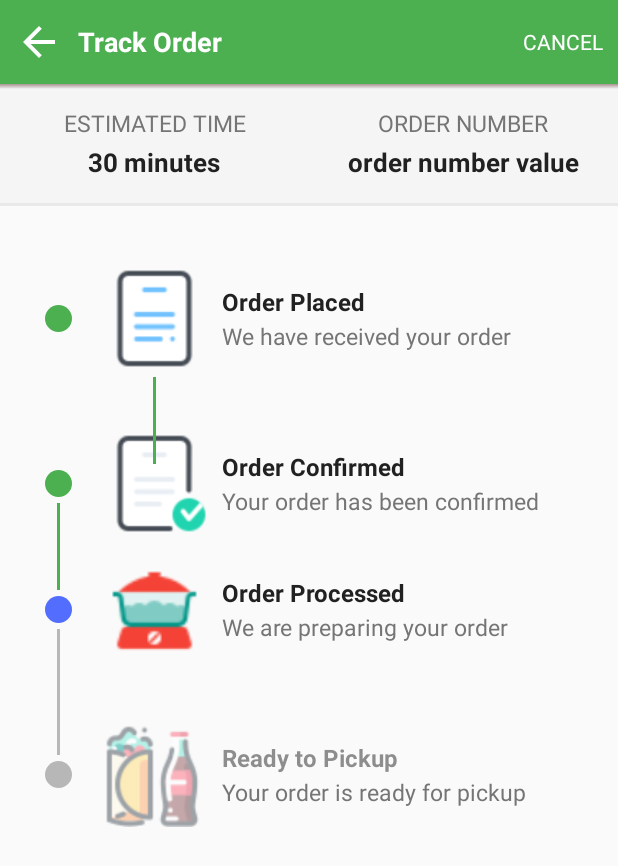
After one commit to cavaliers25/FoodApp-Grocery-System, an Android app: the layout order_status.xml on its own in the app's theme, with its tools: preview values and no code run, on a phone screen of 412 x 824 dp. The commit adds this screen. Shown: the top 866 px of the screen. Run offline under Robolectric (Android 15) with nearby library versions, the phone set to English and light mode, and no system bars.

Commit message:
Feedback layout

```diff
--- /dev/null
+++ b/app/src/main/res/drawable/drop_shadow.xml
@@ -0,0 +1,9 @@
+<?xml version="1.0" encoding="utf-8"?>
+<shape xmlns:android="http://schemas.android.com/apk/res/android"
+    android:shape="rectangle">
+
+    <gradient android:startColor="@android:color/transparent"
+        android:endColor="@color/colorSemiDark"
+        android:angle="90"/>
+
+</shape>
--- /dev/null
+++ b/app/src/main/res/drawable/ic_back.xml
@@ -0,0 +1,10 @@
+<vector xmlns:android="http://schemas.android.com/apk/res/android"
+    android:width="24dp"
+    android:height="24dp"
+    android:viewportWidth="24"
+    android:viewportHeight="24"
+    android:tint="?attr/colorControlNormal">
+  <path
+      android:fillColor="@android:color/white"
+      android:pathData="M20,11H7.83l5.59,-5.59L12,4l-8,8 8,8 1.41,-1.41L7.83,13H20v-2z"/>
+</vector>
--- /dev/null
+++ b/app/src/main/res/drawable/shape_status_completed.xml
@@ -0,0 +1,7 @@
+<?xml version="1.0" encoding="utf-8"?>
+<shape xmlns:android="http://schemas.android.com/apk/res/android"
+    android:shape="oval">
+
+    <solid android:color="@color/colorPrimary"/>
+
+</shape>
--- /dev/null
+++ b/app/src/main/res/drawable/shape_status_current.xml
@@ -0,0 +1,7 @@
+<?xml version="1.0" encoding="utf-8"?>
+<shape xmlns:android="http://schemas.android.com/apk/res/android"
+    android:shape="oval">
+
+    <solid android:color="@color/colorAccent"/>
+
+</shape>
--- /dev/null
+++ b/app/src/main/res/drawable/shape_status_remaining.xml
@@ -0,0 +1,7 @@
+<?xml version="1.0" encoding="utf-8"?>
+<shape xmlns:android="http://schemas.android.com/apk/res/android"
+    android:shape="oval">
+
+    <solid android:color="@color/colorRemaining"/>
+
+</shape>
--- /dev/null
+++ b/app/src/main/res/layout/order_status.xml
@@ -0,0 +1,378 @@
+<?xml version="1.0" encoding="utf-8"?>
+<androidx.constraintlayout.widget.ConstraintLayout xmlns:android="http://schemas.android.com/apk/res/android"
+    android:layout_width="match_parent"
+    android:layout_height="match_parent"
+    xmlns:app="http://schemas.android.com/apk/res-auto">
+
+    <LinearLayout
+        android:layout_width="match_parent"
+        android:layout_height="?actionBarSize"
+        android:orientation="horizontal"
+        android:background="@color/colorPrimary"
+        android:id="@+id/layoutToolbar"
+        android:gravity="center_vertical"
+        android:paddingStart="10dp"
+        android:paddingEnd="10dp"
+        app:layout_constraintTop_toTopOf="parent">
+
+        <ImageView
+            android:layout_width="32dp"
+            android:layout_height="32dp"
+            android:contentDescription="@string/app_name"
+            android:src="@drawable/ic_back"
+            app:tint="@color/colorWhite"/>
+
+        <TextView
+            android:layout_width="0dp"
+            android:layout_height="wrap_content"
+            android:layout_marginStart="10dp"
+            android:layout_marginEnd="10dp"
+            android:layout_weight="1"
+            android:text="@string/track_order"
+            android:textColor="@color/colorWhite"
+            android:textSize="18sp"
+            android:textStyle="bold"/>
+
+        <TextView
+            android:layout_width="wrap_content"
+            android:layout_height="wrap_content"
+            android:text="@string/cancel"
+            android:textColor="@color/colorWhite"
+            android:textSize="14sp"/>
+
+    </LinearLayout>
+    <View
+        android:layout_width="match_parent"
+        android:layout_height="3dp"
+        android:background="@drawable/drop_shadow"
+        app:layout_constraintTop_toBottomOf="@+id/layoutToolbar"/>
+
+    <View
+        android:layout_width="match_parent"
+        android:layout_height="0dp"
+        android:background="#99F2F2F2"
+        app:layout_constraintTop_toBottomOf="@id/layoutToolbar"
+        app:layout_constraintBottom_toTopOf="@id/viewDivider"/>
+
+    <TextView
+        android:layout_width="0dp"
+        android:layout_height="wrap_content"
+        android:id="@+id/textEstimatedTime"
+        android:layout_marginStart="15dp"
+        android:layout_marginTop="15dp"
+        android:layout_marginEnd="15dp"
+        android:gravity="center"
+        android:text="@string/estimated_time"
+        android:textAllCaps="true"
+        android:textColor="@color/colorTextSecondary"
+        android:textSize="15sp"
+        app:layout_constraintEnd_toStartOf="@id/textOrderNumber"
+        app:layout_constraintTop_toBottomOf="@id/layoutToolbar"
+        app:layout_constraintStart_toStartOf="parent"
+        />
+
+    <TextView
+        android:layout_width="0dp"
+        android:layout_height="wrap_content"
+        android:id="@+id/textOrderNumber"
+        android:layout_marginStart="15dp"
+        android:layout_marginTop="15dp"
+        android:layout_marginEnd="15dp"
+        android:gravity="center"
+        android:text="@string/order_number"
+        android:textAllCaps="true"
+        android:textColor="@color/colorTextSecondary"
+        android:textSize="15sp"
+        app:layout_constraintEnd_toEndOf="parent"
+        app:layout_constraintStart_toEndOf="@id/textEstimatedTime"
+        app:layout_constraintTop_toBottomOf="@id/layoutToolbar"/>
+
+    <TextView
+        android:layout_width="0dp"
+        android:layout_height="wrap_content"
+        android:id="@+id/textTime"
+        android:layout_marginTop="3dp"
+        android:gravity="center"
+        android:text="@string/_30_minutes"
+        android:textColor="@color/colorTextPrimary"
+        android:textSize="17sp"
+        android:textStyle="bold"
+        app:layout_constraintEnd_toEndOf="@id/textEstimatedTime"
+        app:layout_constraintStart_toStartOf="@id/textEstimatedTime"
+        app:layout_constraintTop_toBottomOf="@id/textEstimatedTime"/>
+
+    <TextView
+        android:layout_width="0dp"
+        android:layout_height="wrap_content"
+        android:id="@+id/textOrder"
+        android:layout_marginTop="3dp"
+        android:gravity="center"
+        android:text="@string/order_number_value"
+        android:textColor="@color/colorTextPrimary"
+        android:textSize="17sp"
+        android:textStyle="bold"
+        app:layout_constraintEnd_toEndOf="@id/textOrderNumber"
+        app:layout_constraintStart_toStartOf="@id/textOrderNumber"
+        app:layout_constraintTop_toBottomOf="@id/textOrderNumber"/>
+
+    <View
+        android:layout_width="match_parent"
+        android:layout_height="2dp"
+        android:id="@+id/viewDivider"
+        android:layout_marginTop="15dp"
+        android:background="#E9E9E9"
+        app:layout_constraintTop_toBottomOf="@id/textTime"/>
+
+    <View
+        android:layout_width="18dp"
+        android:layout_height="18dp"
+        android:id="@+id/viewOrderPlaced"
+        android:layout_marginStart="30dp"
+        android:background="@drawable/shape_status_completed"
+        app:layout_constraintBottom_toBottomOf="@id/imageOrderPlaced"
+        app:layout_constraintStart_toStartOf="parent"
+        app:layout_constraintTop_toTopOf="@id/imageOrderPlaced"/>
+
+    <ImageView
+        android:layout_width="70dp"
+        android:layout_height="70dp"
+        android:id="@+id/imageOrderPlaced"
+        android:layout_marginStart="20dp"
+        android:layout_marginTop="40dp"
+        android:contentDescription="@string/app_name"
+        android:src="@drawable/placed"
+        app:layout_constraintStart_toEndOf="@id/viewOrderPlaced"
+        app:layout_constraintTop_toBottomOf="@id/viewDivider"/>
+
+    <View
+        android:layout_width="1dp"
+        android:layout_height="1dp"
+        android:id="@+id/viewPlacedSupporter"
+        app:layout_constraintBottom_toBottomOf="@id/imageOrderPlaced"
+        app:layout_constraintEnd_toEndOf="@id/imageOrderPlaced"
+        app:layout_constraintTop_toTopOf="@id/imageOrderPlaced"
+        app:layout_constraintStart_toStartOf="@id/imageOrderPlaced"/>
+
+    <TextView
+        android:layout_width="0dp"
+        android:layout_height="wrap_content"
+        android:id="@+id/textOrderPlaced"
+        android:layout_marginStart="10dp"
+        android:layout_marginEnd="10dp"
+        android:text="@string/order_placed"
+        android:textColor="@color/colorTextPrimary"
+        android:textSize="16sp"
+        android:textStyle="bold"
+        app:layout_constraintEnd_toEndOf="parent"
+        app:layout_constraintBottom_toTopOf="@id/viewPlacedSupporter"
+        app:layout_constraintStart_toEndOf="@id/imageOrderPlaced"/>
+
+    <TextView
+        android:layout_width="0dp"
+        android:layout_height="wrap_content"
+        android:text="@string/we_have_received_your_order"
+        android:textColor="@color/colorTextSecondary"
+        android:textSize="15sp"
+        app:layout_constraintEnd_toEndOf="@id/textOrderPlaced"
+        app:layout_constraintStart_toStartOf="@id/textOrderPlaced"
+        app:layout_constraintTop_toBottomOf="@id/viewPlacedSupporter"/>
+
+    <View
+        android:layout_width="18dp"
+        android:layout_height="18dp"
+        android:id="@+id/viewOrderConfirmed"
+        android:layout_marginStart="30dp"
+        android:background="@drawable/shape_status_completed"
+        app:layout_constraintBottom_toBottomOf="@id/imageOrderConfirmed"
+        app:layout_constraintStart_toStartOf="parent"
+        app:layout_constraintTop_toTopOf="@id/imageOrderConfirmed"/>
+
+    <ImageView
+        android:layout_width="70dp"
+        android:layout_height="70dp"
+        android:id="@+id/imageOrderConfirmed"
+        android:layout_marginStart="20dp"
+        android:layout_marginTop="40dp"
+        android:contentDescription="@string/app_name"
+        android:src="@drawable/confirmed"
+        app:layout_constraintStart_toEndOf="@id/viewOrderConfirmed"
+        app:layout_constraintTop_toBottomOf="@id/imageOrderPlaced"/>
+
+    <View
+        android:layout_width="1dp"
+        android:layout_height="1dp"
+        android:id="@+id/viewConfirmedSupporter"
+        app:layout_constraintBottom_toBottomOf="@id/imageOrderConfirmed"
+        app:layout_constraintEnd_toEndOf="@id/imageOrderConfirmed"
+        app:layout_constraintTop_toTopOf="@id/imageOrderConfirmed"
+        app:layout_constraintStart_toStartOf="@id/imageOrderConfirmed"/>
+
+    <TextView
+        android:layout_width="0dp"
+        android:layout_height="wrap_content"
+        android:id="@+id/textOrderConfirmed"
+        android:layout_marginStart="10dp"
+        android:layout_marginEnd="10dp"
+        android:text="@string/order_confirmed"
+        android:textColor="@color/colorTextPrimary"
+        android:textSize="16sp"
+        android:textStyle="bold"
+        app:layout_constraintEnd_toEndOf="parent"
+        app:layout_constraintBottom_toTopOf="@id/viewConfirmedSupporter"
+        app:layout_constraintStart_toEndOf="@id/imageOrderConfirmed"/>
+
+    <TextView
+        android:layout_width="0dp"
+        android:layout_height="wrap_content"
+        android:text="@string/your_order_has_been_confirmed"
+        android:textColor="@color/colorTextSecondary"
+        android:textSize="15sp"
+        app:layout_constraintEnd_toEndOf="@id/textOrderConfirmed"
+        app:layout_constraintStart_toStartOf="@id/textOrderConfirmed"
+        app:layout_constraintTop_toBottomOf="@id/viewConfirmedSupporter"/>
+
+    <View
+        android:layout_width="2dp"
+        android:layout_height="0dp"
+        android:layout_marginTop="4dp"
+        android:layout_marginBottom="4dp"
+        android:background="@color/colorPrimary"
+        app:layout_constraintBottom_toTopOf="@id/viewOrderConfirmed"
+        app:layout_constraintEnd_toEndOf="@id/imageOrderPlaced"
+        app:layout_constraintStart_toStartOf="@id/imageOrderPlaced"
+        app:layout_constraintTop_toBottomOf="@id/imageOrderPlaced"/>
+
+    <View
+        android:layout_width="18dp"
+        android:layout_height="18dp"
+        android:id="@+id/viewOrderProcessed"
+        android:layout_marginStart="30dp"
+        android:background="@drawable/shape_status_current"
+        app:layout_constraintBottom_toBottomOf="@id/imageOrderProcessed"
+        app:layout_constraintStart_toStartOf="parent"
+        app:layout_constraintTop_toTopOf="@id/imageOrderProcessed"/>
+
+    <ImageView
+        android:layout_width="70dp"
+        android:layout_height="70dp"
+        android:id="@+id/imageOrderProcessed"
+        android:layout_marginStart="20dp"
+        android:layout_marginTop="40dp"
+        android:contentDescription="@string/app_name"
+        android:src="@drawable/processed"
+        app:layout_constraintStart_toEndOf="@id/viewOrderProcessed"
+        app:layout_constraintTop_toBottomOf="@id/viewOrderConfirmed"/>
+
+    <View
+        android:layout_width="1dp"
+        android:layout_height="1dp"
+        android:id="@+id/viewProcessedSupporter"
+        app:layout_constraintBottom_toBottomOf="@id/imageOrderProcessed"
+        app:layout_constraintEnd_toEndOf="@id/imageOrderProcessed"
+        app:layout_constraintTop_toTopOf="@id/imageOrderProcessed"
+        app:layout_constraintStart_toStartOf="@id/imageOrderProcessed"/>
+
+    <TextView
+        android:layout_width="0dp"
+        android:layout_height="wrap_content"
+        android:id="@+id/textOrderProcessed"
+        android:layout_marginStart="10dp"
+        android:layout_marginEnd="10dp"
+        android:text="@string/order_processed"
+        android:textColor="@color/colorTextPrimary"
+        android:textSize="16sp"
+        android:textStyle="bold"
+        app:layout_constraintEnd_toEndOf="parent"
+        app:layout_constraintBottom_toTopOf="@id/viewProcessedSupporter"
+        app:layout_constraintStart_toEndOf="@id/imageOrderProcessed"/>
+
+    <TextView
+        android:layout_width="0dp"
+        android:layout_height="wrap_content"
+        android:text="@string/we_are_preparing_your_order"
+        android:textColor="@color/colorTextSecondary"
+        android:textSize="15sp"
+        app:layout_constraintEnd_toEndOf="@id/textOrderProcessed"
+        app:layout_constraintStart_toStartOf="@id/textOrderProcessed"
+        app:layout_constraintTop_toBottomOf="@id/viewProcessedSupporter"/>
+
+    <View
+        android:layout_width="2dp"
+        android:layout_height="0dp"
+        android:layout_marginTop="4dp"
+        android:layout_marginBottom="4dp"
+        android:background="@color/colorPrimary"
+        app:layout_constraintBottom_toTopOf="@id/viewOrderProcessed"
+        app:layout_constraintEnd_toEndOf="@id/viewOrderConfirmed"
+        app:layout_constraintStart_toStartOf="@id/viewOrderConfirmed"
+        app:layout_constraintTop_toBottomOf="@id/viewOrderConfirmed"/>
+
+    <View
+        android:layout_width="18dp"
+        android:layout_height="18dp"
+        android:id="@+id/viewOrderReady"
+        android:layout_marginStart="30dp"
+        android:alpha="0.5"
+        android:background="@drawable/shape_status_remaining"
+        app:layout_constraintBottom_toBottomOf="@id/imageOrderReady"
+        app:layout_constraintStart_toStartOf="parent"
+        app:layout_constraintTop_toTopOf="@id/imageOrderReady"/>
+
+    <ImageView
+        android:layout_width="70dp"
+        android:layout_height="70dp"
+        android:id="@+id/imageOrderReady"
+        android:layout_marginStart="20dp"
+        android:layout_marginTop="40dp"
+        android:alpha="0.5"
+        android:contentDescription="@string/app_name"
+        android:src="@drawable/ready"
+        app:layout_constraintStart_toEndOf="@id/viewOrderReady"
+        app:layout_constraintTop_toBottomOf="@id/imageOrderProcessed"/>
+
+    <View
+        android:layout_width="1dp"
+        android:layout_height="1dp"
+        android:id="@+id/viewReadySupporter"
+        app:layout_constraintBottom_toBottomOf="@id/imageOrderReady"
+        app:layout_constraintEnd_toEndOf="@id/imageOrderReady"
+        app:layout_constraintTop_toTopOf="@id/imageOrderReady"
+        app:layout_constraintStart_toStartOf="@id/imageOrderReady"/>
+
+    <TextView
+        android:id="@+id/textOrderReady"
+        android:layout_width="0dp"
+        android:layout_height="wrap_content"
+        android:layout_marginStart="10dp"
+        android:layout_marginEnd="10dp"
+        android:alpha="0.5"
+        android:text="@string/ready_to_pickup"
+        android:textColor="@color/colorTextPrimary"
+        android:textSize="16sp"
+        android:textStyle="bold"
+        app:layout_constraintEnd_toEndOf="parent"
+        app:layout_constraintBottom_toTopOf="@id/viewReadySupporter"
+        app:layout_constraintStart_toEndOf="@id/imageOrderReady"/>
+
+    <TextView
+        android:layout_width="0dp"
+        android:layout_height="wrap_content"
+        android:text="@string/your_order_is_ready_for_pickup"
+        android:textColor="@color/colorTextSecondary"
+        android:textSize="15sp"
+        app:layout_constraintEnd_toEndOf="@id/textOrderReady"
+        app:layout_constraintStart_toStartOf="@id/textOrderReady"
+        app:layout_constraintTop_toBottomOf="@id/viewReadySupporter"/>
+
+    <View
+        android:layout_width="2dp"
+        android:layout_height="0dp"
+        android:layout_marginTop="4dp"
+        android:layout_marginBottom="4dp"
+        android:alpha="0.5"
+        android:background="@color/colorRemaining"
+        app:layout_constraintBottom_toTopOf="@id/viewOrderReady"
+        app:layout_constraintEnd_toEndOf="@id/viewOrderProcessed"
+        app:layout_constraintStart_toStartOf="@id/viewOrderProcessed"
+        app:layout_constraintTop_toBottomOf="@id/viewOrderProcessed"/>
+</androidx.constraintlayout.widget.ConstraintLayout>
--- a/app/src/main/res/values/colors.xml
+++ b/app/src/main/res/values/colors.xml
@@ -8,4 +8,12 @@
     <color name="black">#FF000000</color>
     <color name="white">#FFFFFFFF</color>
     <color name="pink">#E91E63</color>
+    <color name="colorPrimary">#4CAF50</color>
+    <color name="colorPrimaryDark">#388E3C</color>
+    <color name="colorAccent">#536DFE</color>
+    <color name="colorTextPrimary">#212121</color>
+    <color name="colorTextSecondary">#757575</color>
+    <color name="colorWhite">#FFFFFF</color>
+    <color name="colorSemiDark">#400000</color>
+    <color name="colorRemaining">#757575</color>
 </resources>
--- a/app/src/main/res/values/strings.xml
+++ b/app/src/main/res/values/strings.xml
@@ -12,6 +12,20 @@
     <string name="sign_up">Sign Up</string>
     <string name="facebook_app_id">119526343500673</string>
     <string name="fb_login_protocol_scheme">fb119526343500673</string>
+    <string name="track_order">Track Order</string>
+    <string name="cancel">CANCEL</string>
+    <string name="order_number">order number</string>
+    <string name="estimated_time">Estimated Time</string>
+    <string name="_30_minutes">30 minutes</string>
+    <string name="order_number_value">order number value</string>
+    <string name="order_confirmed">Order Confirmed</string>
+    <string name="your_order_is_ready_for_pickup">Your order is ready for pickup</string>
+    <string name="ready_to_pickup">Ready to Pickup</string>
+    <string name="we_are_preparing_your_order">We are preparing your order</string>
+    <string name="order_processed">Order Processed</string>
+    <string name="your_order_has_been_confirmed">Your order has been confirmed</string>
+    <string name="we_have_received_your_order">We have received your order</string>
+    <string name="order_placed">Order Placed</string>
 
 
 </resources>
```
Also changed, not shown: app/src/main/res/drawable/confirmed.png (added), app/src/main/res/drawable/placed.png (added), app/src/main/res/drawable/processed.png (added), app/src/main/res/drawable/ready.png (added).
